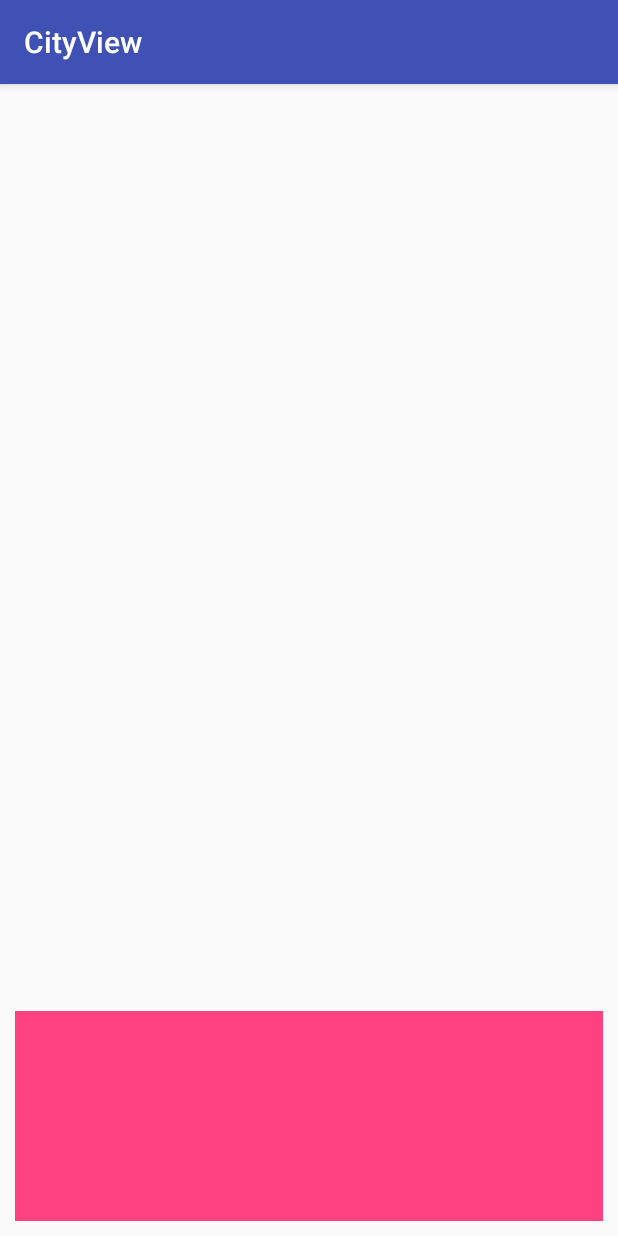
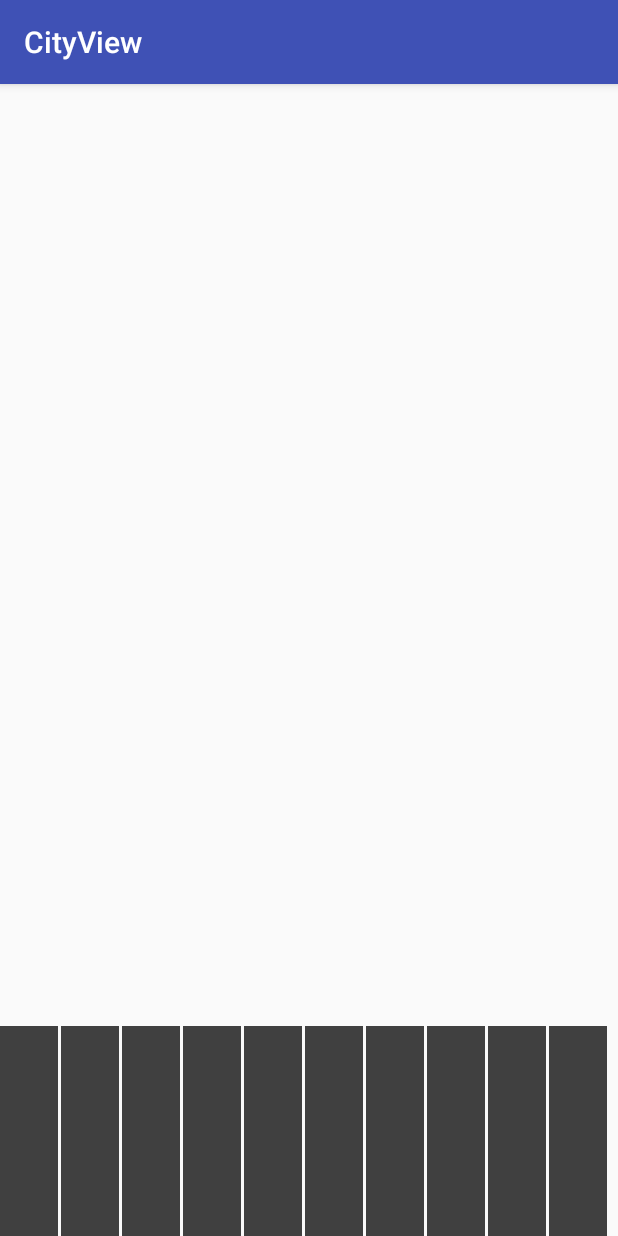
Before and after one commit to alorma/CityView, an Android app: the screen it shows after launch (MainActivity), on a phone screen of 412 x 824 dp. Run offline under Robolectric (Android 15) with nearby library versions, the phone set to English and light mode, and no system bars.

Commit message:
Load buildings from attr

```diff
--- a/library/src/main/java/com/alorma/cityview/BuildingView.java
+++ b/library/src/main/java/com/alorma/cityview/BuildingView.java
@@ -1,7 +1,6 @@
 package com.alorma.cityview;
 
 import android.content.Context;
-import android.content.res.TypedArray;
 import android.graphics.Color;
 import android.os.Build;
 import android.support.annotation.ColorInt;
@@ -11,8 +10,6 @@ import android.util.AttributeSet;
 import android.view.View;
 
 public class BuildingView extends View {
-
-  private int buildingColor = Color.GRAY;
 
   public BuildingView(Context context) {
     super(context);
@@ -39,25 +36,9 @@ public class BuildingView extends View {
     if (!isInEditMode()) {
 
     }
-
-    if (attrs != null) {
-      buildingColor = readViewAttrs(context, attrs, defStyleAttr, buildingColor);
-    }
-
-    setBackgroundColor(buildingColor);
-  }
-
-  private int readViewAttrs(Context context, AttributeSet attrs, int defStyleAttr, int buildingColor) {
-    TypedArray ta = context.obtainStyledAttributes(attrs, R.styleable.BuildingView, defStyleAttr, R.style.BuildViewTheme);
-    try {
-      return ta.getColor(R.styleable.BuildingView_building_color, buildingColor);
-    } finally {
-      ta.recycle();
-    }
   }
 
   public void setBuildingColor(@ColorInt int buildingColor) {
-    this.buildingColor = buildingColor;
     setBackgroundColor(buildingColor);
   }
 }
--- a/library/src/main/java/com/alorma/cityview/CityView.java
+++ b/library/src/main/java/com/alorma/cityview/CityView.java
@@ -13,6 +13,8 @@ import android.view.ViewGroup;
 public class CityView extends ViewGroup {
 
   private int buildingsColor;
+  private int buildsPadding;
+  private int buildingsNumber;
 
   public CityView(Context context) {
     super(context);
@@ -35,12 +37,24 @@ public class CityView extends ViewGroup {
     init(context, attrs, defStyleAttr);
   }
 
-  private void init(Context context, AttributeSet attrs, int defStyleAttrs) {
+  private void init(Context context, AttributeSet attrs, int defStyleAttr) {
     if (!isInEditMode()) {
 
     }
     if (attrs != null) {
-      buildingsColor = readBuildColorsAttr(context, attrs, defStyleAttrs, Color.GRAY);
+      TypedArray ta = context.obtainStyledAttributes(attrs, R.styleable.CityView, defStyleAttr, R.style.CityViewTheme);
+      try {
+        buildingsColor = ta.getColor(R.styleable.CityView_buildings_color, Color.GRAY);
+        buildingsNumber = ta.getInt(R.styleable.CityView_buildings_number, 4);
+        int defaultPadding = getContext().getResources().getDimensionPixelOffset(R.dimen.build_padding);
+        buildsPadding = ta.getDimensionPixelOffset(R.styleable.CityView_buildings_padding, defaultPadding);
+      } finally {
+        ta.recycle();
+      }
+
+      for (int i = 0; i < buildingsNumber; i++) {
+        addView(new BuildingView(context, attrs, defStyleAttr));
+      }
     }
   }
 
@@ -48,7 +62,7 @@ public class CityView extends ViewGroup {
   protected void onMeasure(int widthMeasureSpec, int heightMeasureSpec) {
     int totalWidth = MeasureSpec.getSize(widthMeasureSpec);
     int totalHeight = MeasureSpec.getSize(heightMeasureSpec);
-    int childWidth = totalWidth / getChildCount();
+    int childWidth = (totalWidth / getChildCount()) - buildsPadding;
 
     for (int i = 0; i < getChildCount(); i++) {
       final View child = getChildAt(i);
@@ -66,7 +80,7 @@ public class CityView extends ViewGroup {
       View view = getChildAt(i);
       view.layout(left, 0, left + view.getMeasuredWidth(), view.getMeasuredHeight());
 
-      left = left + view.getMeasuredWidth();
+      left = left + view.getMeasuredWidth() + buildsPadding;
     }
   }
 
@@ -77,13 +91,4 @@ public class CityView extends ViewGroup {
       ((BuildingView) child).setBuildingColor(buildingsColor);
     }
   }
-
-  private int readBuildColorsAttr(Context context, AttributeSet attrs, int defStyleAttr, int buildingColor) {
-    TypedArray ta = context.obtainStyledAttributes(attrs, R.styleable.CityView, defStyleAttr, R.style.CityViewTheme);
-    try {
-      return ta.getColor(R.styleable.CityView_buildings_color, buildingColor);
-    } finally {
-      ta.recycle();
-    }
-  }
 }
--- a/library/src/main/res/values/attrs.xml
+++ b/library/src/main/res/values/attrs.xml
@@ -1,9 +1,8 @@
 <?xml version="1.0" encoding="utf-8"?>
 <resources>
   <declare-styleable name="CityView">
+    <attr name="buildings_number" format="integer"/>
     <attr name="buildings_color" format="color"/>
-  </declare-styleable>
-  <declare-styleable name="BuildingView">
-    <attr name="building_color" format="color"/>
+    <attr name="buildings_padding" format="dimension" />
   </declare-styleable>
 </resources>
--- /dev/null
+++ b/library/src/main/res/values/dimens.xml
@@ -0,0 +1,4 @@
+<?xml version="1.0" encoding="utf-8"?>
+<resources>
+  <dimen name="build_padding">8dp</dimen>
+</resources>
--- a/library/src/main/res/values/styles.xml
+++ b/library/src/main/res/values/styles.xml
@@ -4,8 +4,4 @@
   <style name="CityViewTheme">
     <item name="buildings_color">#FFFF00</item>
   </style>
-
-  <style name="BuildViewTheme">
-    <item name="building_color">#00FF00</item>
-  </style>
 </resources>
--- a/sample/src/main/res/layout/activity_main.xml
+++ b/sample/src/main/res/layout/activity_main.xml
@@ -1,9 +1,9 @@
 <?xml version="1.0" encoding="utf-8"?>
 <FrameLayout xmlns:android="http://schemas.android.com/apk/res/android"
     xmlns:tools="http://schemas.android.com/tools"
+    xmlns:app="http://schemas.android.com/apk/res-auto"
     android:layout_width="match_parent"
     android:layout_height="match_parent"
-    xmlns:app="http://schemas.android.com/apk/res-auto"
     tools:context="com.alorma.cityview.sample.MainActivity"
     >
 
@@ -11,30 +11,9 @@
       android:layout_width="match_parent"
       android:layout_height="140dp"
       android:layout_gravity="bottom"
-      android:layout_margin="10dp"
-      app:buildings_color="@color/colorAccent"
-      >
-
-    <com.alorma.cityview.BuildingView
-        android:layout_width="wrap_content"
-        android:layout_height="wrap_content"
-        />
-
-    <com.alorma.cityview.BuildingView
-        android:layout_width="wrap_content"
-        android:layout_height="wrap_content"
-        />
-
-    <com.alorma.cityview.BuildingView
-        android:layout_width="wrap_content"
-        android:layout_height="wrap_content"
-        />
-
-    <com.alorma.cityview.BuildingView
-        android:layout_width="wrap_content"
-        android:layout_height="wrap_content"
-        />
-
-  </com.alorma.cityview.CityView>
+      app:buildings_color="#404040"
+      app:buildings_padding="2dp"
+      app:buildings_number="10"
+      />
 
 </FrameLayout>
```
